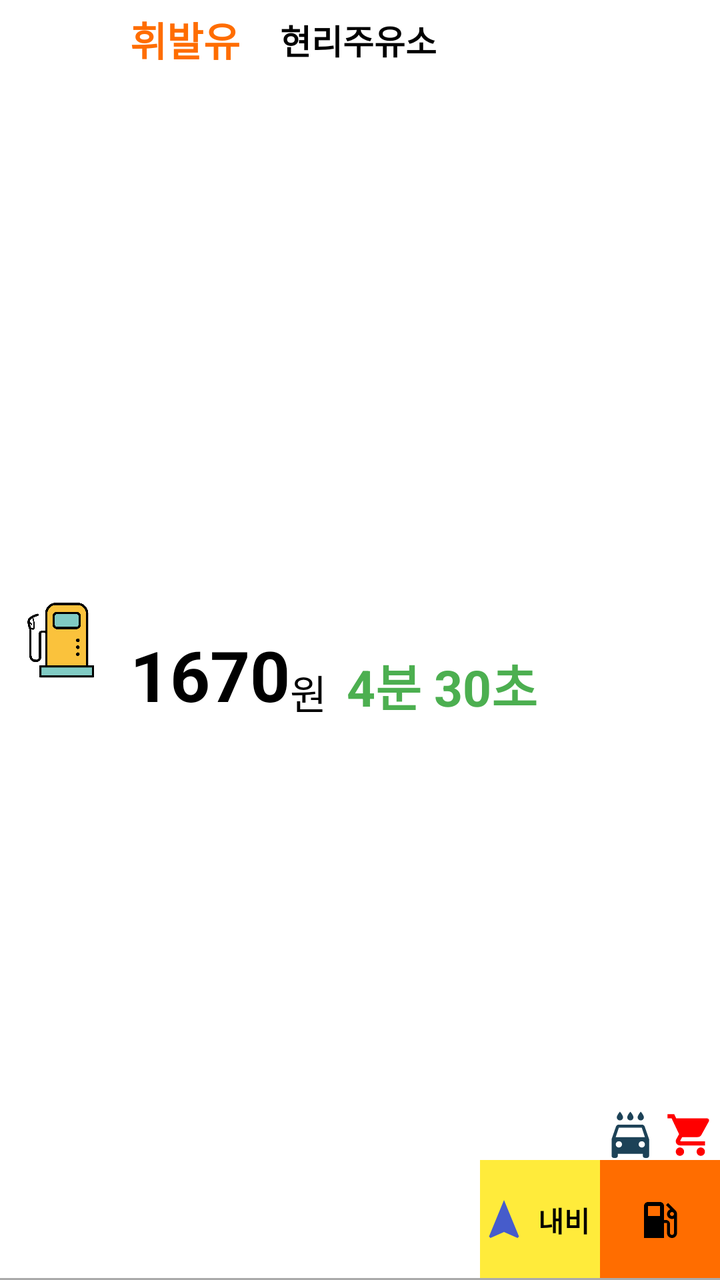
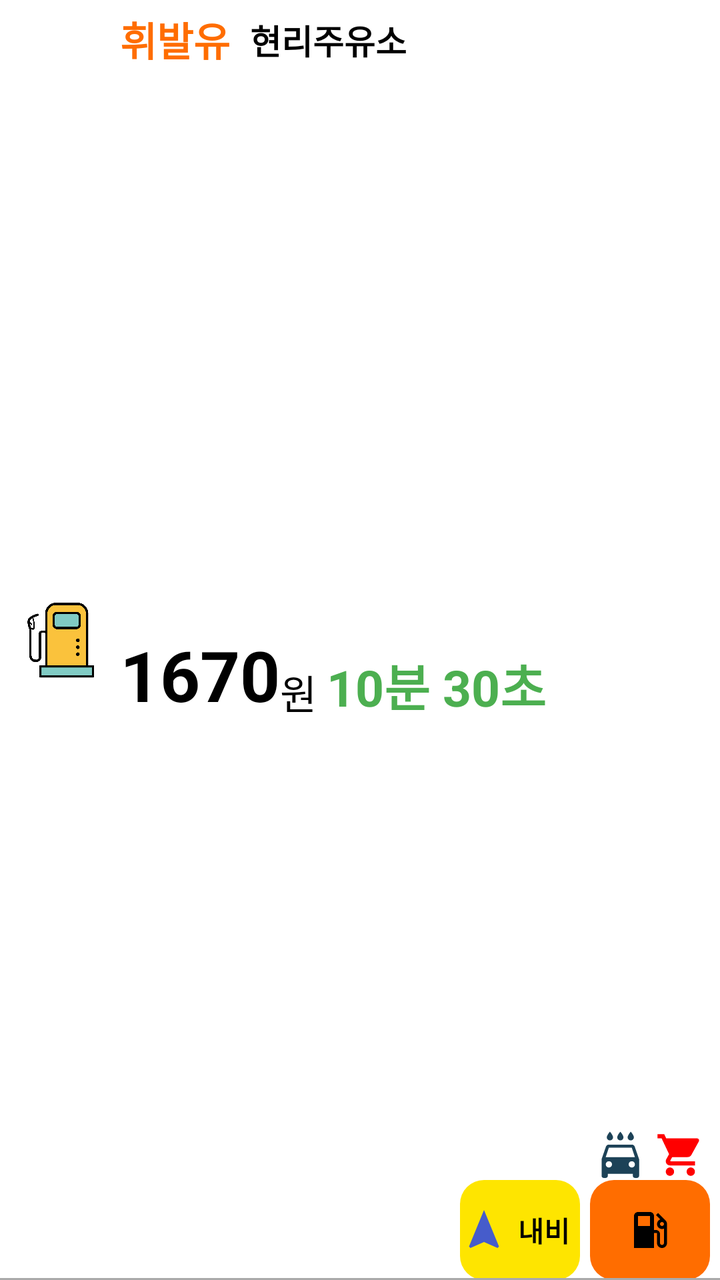

Screens rendered from an Android XML layout before and after an edit, with the pre-edit source and the edit as a unified diff.
<!-- AndroidManifest.xml: application theme Theme.AppCompat.NoActionBar -->
<!-- res/layout/item_recyclerview.xml -->
<?xml version="1.0" encoding="utf-8"?>
<layout xmlns:android="http://schemas.android.com/apk/res/android"
    xmlns:app="http://schemas.android.com/apk/res-auto">

    <data></data>

    <androidx.constraintlayout.widget.ConstraintLayout
        android:layout_width="match_parent"
        android:layout_height="100dp"
        android:background="@color/white">


        <ImageView
            android:id="@+id/oil_image"
            android:layout_width="50dp"
            android:layout_height="50dp"
            android:layout_marginStart="5dp"
            android:contentDescription="@string/gas_station_img"
            android:src="@drawable/oil_2"
            app:layout_constraintBottom_toBottomOf="parent"
            app:layout_constraintStart_toStartOf="parent"
            app:layout_constraintTop_toTopOf="parent" />

        <TextView
            android:id="@+id/oil_kind"
            android:layout_width="wrap_content"
            android:layout_height="wrap_content"
            android:layout_marginStart="10dp"
            android:layout_marginTop="5dp"
            android:text="휘발유"
            android:textColor="@color/app_background"
            android:textSize="20sp"
            android:textStyle="bold"
            app:layout_constraintStart_toEndOf="@+id/oil_image"
            app:layout_constraintTop_toTopOf="parent" />

        <TextView
            android:id="@+id/name"
            android:layout_width="wrap_content"
            android:layout_height="wrap_content"
            android:layout_marginStart="20dp"
            android:text="현리주유소"
            android:textColor="@color/black"
            android:textSize="17sp"
            android:textStyle="bold"
            app:layout_constraintBottom_toBottomOf="@+id/oil_kind"
            app:layout_constraintStart_toEndOf="@+id/oil_kind"
            app:layout_constraintTop_toTopOf="@+id/oil_kind" />


        <TextView
            android:id="@+id/price"
            android:layout_width="wrap_content"
            android:layout_height="wrap_content"
            android:layout_marginStart="10dp"
            android:gravity="center_vertical"
            android:text="1670"
            android:textColor="#000000"
            android:textSize="35sp"
            android:textStyle="bold"
            app:layout_constraintBottom_toBottomOf="parent"
            app:layout_constraintStart_toEndOf="@+id/oil_image"
            app:layout_constraintTop_toBottomOf="@+id/oil_kind" />

        <TextView
            android:id="@+id/textView4"
            android:layout_width="wrap_content"
            android:layout_height="wrap_content"
            android:text="@string/won"
            android:textColor="#000000"
            android:textSize="20sp"
            app:layout_constraintBottom_toBottomOf="@+id/price"
            app:layout_constraintStart_toEndOf="@+id/price" />

        <TextView
            android:id="@+id/distance"
            android:layout_width="0dp"
            android:layout_height="wrap_content"
            android:layout_marginStart="10dp"
            android:text="4분 30초"
            android:textColor="#4CAF50"
            android:textSize="25sp"
            android:textStyle="bold"
            app:layout_constraintBottom_toBottomOf="@+id/price"
            app:layout_constraintStart_toEndOf="@+id/textView4" />

        <TextView
            android:id="@+id/navi_button_kakao"
            android:layout_width="60dp"
            android:layout_height="60dp"
            android:background="@color/kakao_background"
            android:gravity="center"
            android:text="@string/navi"
            android:textColor="@color/black"
            android:textStyle="bold"
            app:drawableStartCompat="@drawable/navi_blue"
            app:layout_constraintBottom_toBottomOf="parent"
            app:layout_constraintEnd_toStartOf="@+id/intelButton" />

        <ImageButton
            android:id="@+id/intelButton"
            android:layout_width="60dp"
            android:layout_height="60dp"
            android:background="@color/app_background"
            android:contentDescription="@string/gas_station_info_detail"
            android:src="@drawable/gas"
            app:layout_constraintBottom_toBottomOf="parent"
            app:layout_constraintEnd_toEndOf="parent"
            app:layout_constraintTop_toTopOf="@+id/navi_button_kakao" />


        <ImageView
            android:id="@+id/carWashStore"
            android:layout_width="30dp"
            android:layout_height="25dp"
            android:contentDescription="@string/car_wash_exist"
            android:src="@drawable/car_wash"
            app:layout_constraintBottom_toTopOf="@+id/intelButton"
            app:layout_constraintStart_toStartOf="@+id/intelButton" />

        <ImageView
            android:id="@+id/conStore"
            android:layout_width="30dp"
            android:layout_height="25dp"
            android:contentDescription="@string/convenience_store_exist"
            android:src="@drawable/convenstore"
            app:layout_constraintBottom_toBottomOf="@+id/carWashStore"
            app:layout_constraintStart_toEndOf="@+id/carWashStore"
            app:layout_constraintTop_toTopOf="@+id/carWashStore" />

        <View
            android:layout_width="match_parent"
            android:layout_height="1dp"
            android:background="#aaa"
            app:layout_constraintBottom_toBottomOf="parent"
            app:layout_constraintEnd_toEndOf="parent"
            app:layout_constraintStart_toStartOf="parent" />


    </androidx.constraintlayout.widget.ConstraintLayout>

</layout>
<!-- resources referenced by this layout -->
<resources>
  <color name="app_background">#FF6D00</color>
  <color name="black">#FF000000</color>
  <color name="kakao_background">#FFEB3B</color>
  <color name="white">#FFFFFFFF</color>
  <!-- drawable car_wash (drawable) -->
  <vector android:height="24dp" android:tint="#1D4257"
      android:viewportHeight="24" android:viewportWidth="24"
      android:width="24dp" xmlns:android="http://schemas.android.com/apk/res/android">
      <path android:fillColor="@android:color/white" android:pathData="M17,5c0.83,0 1.5,-0.67 1.5,-1.5 0,-1 -1.5,-2.7 -1.5,-2.7s-1.5,1.7 -1.5,2.7c0,0.83 0.67,1.5 1.5,1.5zM12,5c0.83,0 1.5,-0.67 1.5,-1.5 0,-1 -1.5,-2.7 -1.5,-2.7s-1.5,1.7 -1.5,2.7c0,0.83 0.67,1.5 1.5,1.5zM7,5c0.83,0 1.5,-0.67 1.5,-1.5C8.5,2.5 7,0.8 7,0.8S5.5,2.5 5.5,3.5C5.5,4.33 6.17,5 7,5zM18.92,8.01C18.72,7.42 18.16,7 17.5,7h-11c-0.66,0 -1.21,0.42 -1.42,1.01L3,14v8c0,0.55 0.45,1 1,1h1c0.55,0 1,-0.45 1,-1v-1h12v1c0,0.55 0.45,1 1,1h1c0.55,0 1,-0.45 1,-1v-8l-2.08,-5.99zM6.5,18c-0.83,0 -1.5,-0.67 -1.5,-1.5S5.67,15 6.5,15s1.5,0.67 1.5,1.5S7.33,18 6.5,18zM17.5,18c-0.83,0 -1.5,-0.67 -1.5,-1.5s0.67,-1.5 1.5,-1.5 1.5,0.67 1.5,1.5 -0.67,1.5 -1.5,1.5zM5,13l1.5,-4.5h11L19,13L5,13z"/>
  </vector>
  <!-- drawable convenstore (drawable) -->
  <vector android:height="24dp" android:tint="#FF0000"
      android:viewportHeight="24" android:viewportWidth="24"
      android:width="24dp" xmlns:android="http://schemas.android.com/apk/res/android">
      <path android:fillColor="@android:color/white" android:pathData="M7,18c-1.1,0 -1.99,0.9 -1.99,2S5.9,22 7,22s2,-0.9 2,-2 -0.9,-2 -2,-2zM1,2v2h2l3.6,7.59 -1.35,2.45c-0.16,0.28 -0.25,0.61 -0.25,0.96 0,1.1 0.9,2 2,2h12v-2L7.42,15c-0.14,0 -0.25,-0.11 -0.25,-0.25l0.03,-0.12 0.9,-1.63h7.45c0.75,0 1.41,-0.41 1.75,-1.03l3.58,-6.49c0.08,-0.14 0.12,-0.31 0.12,-0.48 0,-0.55 -0.45,-1 -1,-1L5.21,4l-0.94,-2L1,2zM17,18c-1.1,0 -1.99,0.9 -1.99,2s0.89,2 1.99,2 2,-0.9 2,-2 -0.9,-2 -2,-2z"/>
  </vector>
  <!-- drawable gas (drawable) -->
  <vector android:height="24dp" android:tint="#000000"
      android:viewportHeight="24" android:viewportWidth="24"
      android:width="24dp" xmlns:android="http://schemas.android.com/apk/res/android">
      <path android:fillColor="@android:color/white" android:pathData="M19.77,7.23l0.01,-0.01 -3.72,-3.72L15,4.56l2.11,2.11c-0.94,0.36 -1.61,1.26 -1.61,2.33 0,1.38 1.12,2.5 2.5,2.5 0.36,0 0.69,-0.08 1,-0.21v7.21c0,0.55 -0.45,1 -1,1s-1,-0.45 -1,-1L17,14c0,-1.1 -0.9,-2 -2,-2h-1L14,5c0,-1.1 -0.9,-2 -2,-2L6,3c-1.1,0 -2,0.9 -2,2v16h10v-7.5h1.5v5c0,1.38 1.12,2.5 2.5,2.5s2.5,-1.12 2.5,-2.5L20.5,9c0,-0.69 -0.28,-1.32 -0.73,-1.77zM12,10L6,10L6,5h6v5zM18,10c-0.55,0 -1,-0.45 -1,-1s0.45,-1 1,-1 1,0.45 1,1 -0.45,1 -1,1z"/>
  </vector>
  <!-- drawable navi_blue (drawable) -->
  <vector android:height="24dp" android:tint="#465CCB"
      android:viewportHeight="24" android:viewportWidth="24"
      android:width="24dp" xmlns:android="http://schemas.android.com/apk/res/android">
      <path android:fillColor="@android:color/white" android:pathData="M12,2L4.5,20.29l0.71,0.71L12,18l6.79,3 0.71,-0.71z"/>
  </vector>
  <!-- drawable oil_2: png bitmap (drawable, 16014 bytes) -->
  <string name="car_wash_exist">세차장 유무</string>
  <string name="convenience_store_exist">편의점 유무</string>
  <string name="gas_station_img">주유소 이미지</string>
  <string name="gas_station_info_detail">주유소 상세 정보</string>
  <string name="navi">내비</string>
  <string name="won">원</string>
</resources>

<!-- the commit's change to res/layout/item_recyclerview.xml (unified diff, before → after) -->
@@ -25,7 +25,7 @@
             android:id="@+id/oil_kind"
             android:layout_width="wrap_content"
             android:layout_height="wrap_content"
-            android:layout_marginStart="10dp"
+            android:layout_marginStart="5dp"
             android:layout_marginTop="5dp"
             android:text="휘발유"
             android:textColor="@color/app_background"
@@ -38,7 +38,7 @@
             android:id="@+id/name"
             android:layout_width="wrap_content"
             android:layout_height="wrap_content"
-            android:layout_marginStart="20dp"
+            android:layout_marginStart="10dp"
             android:text="현리주유소"
             android:textColor="@color/black"
             android:textSize="17sp"
@@ -52,7 +52,7 @@
             android:id="@+id/price"
             android:layout_width="wrap_content"
             android:layout_height="wrap_content"
-            android:layout_marginStart="10dp"
+            android:layout_marginStart="5dp"
             android:gravity="center_vertical"
             android:text="1670"
             android:textColor="#000000"
@@ -76,8 +76,8 @@
             android:id="@+id/distance"
             android:layout_width="0dp"
             android:layout_height="wrap_content"
-            android:layout_marginStart="10dp"
-            android:text="4분 30초"
+            android:layout_marginStart="5dp"
+            android:text="10분 30초"
             android:textColor="#4CAF50"
             android:textSize="25sp"
             android:textStyle="bold"
@@ -87,8 +87,9 @@
         <TextView
             android:id="@+id/navi_button_kakao"
             android:layout_width="60dp"
-            android:layout_height="60dp"
-            android:background="@color/kakao_background"
+            android:layout_height="50dp"
+            android:layout_marginEnd="5dp"
+            android:background="@drawable/kaka_navi_background"
             android:gravity="center"
             android:text="@string/navi"
             android:textColor="@color/black"
@@ -100,8 +101,9 @@
         <ImageButton
             android:id="@+id/intelButton"
             android:layout_width="60dp"
-            android:layout_height="60dp"
-            android:background="@color/app_background"
+            android:layout_height="50dp"
+            android:layout_marginEnd="5dp"
+            android:background="@drawable/gas_station_detail_background"
             android:contentDescription="@string/gas_station_info_detail"
             android:src="@drawable/gas"
             app:layout_constraintBottom_toBottomOf="parent"
<!-- resource entries referenced after the edit -->
@@ -2,7 +2,6 @@
 <resources>
   <color name="app_background">#FF6D00</color>
   <color name="black">#FF000000</color>
-  <color name="kakao_background">#FFEB3B</color>
   <color name="white">#FFFFFFFF</color>
   <!-- drawable car_wash (drawable) -->
   <vector android:height="24dp" android:tint="#1D4257"
@@ -22,6 +21,26 @@
       android:width="24dp" xmlns:android="http://schemas.android.com/apk/res/android">
       <path android:fillColor="@android:color/white" android:pathData="M19.77,7.23l0.01,-0.01 -3.72,-3.72L15,4.56l2.11,2.11c-0.94,0.36 -1.61,1.26 -1.61,2.33 0,1.38 1.12,2.5 2.5,2.5 0.36,0 0.69,-0.08 1,-0.21v7.21c0,0.55 -0.45,1 -1,1s-1,-0.45 -1,-1L17,14c0,-1.1 -0.9,-2 -2,-2h-1L14,5c0,-1.1 -0.9,-2 -2,-2L6,3c-1.1,0 -2,0.9 -2,2v16h10v-7.5h1.5v5c0,1.38 1.12,2.5 2.5,2.5s2.5,-1.12 2.5,-2.5L20.5,9c0,-0.69 -0.28,-1.32 -0.73,-1.77zM12,10L6,10L6,5h6v5zM18,10c-0.55,0 -1,-0.45 -1,-1s0.45,-1 1,-1 1,0.45 1,1 -0.45,1 -1,1z"/>
   </vector>
+  <!-- drawable gas_station_detail_background (drawable) -->
+  <?xml version="1.0" encoding="utf-8"?>
+  <shape xmlns:android="http://schemas.android.com/apk/res/android"
+      android:shape="rectangle">
+  
+      <corners android:radius="12dp" />
+  
+      <solid android:color="@color/app_background" />
+  
+  </shape>
+  <!-- drawable kaka_navi_background (drawable) -->
+  <?xml version="1.0" encoding="utf-8"?>
+  <shape xmlns:android="http://schemas.android.com/apk/res/android"
+      android:shape="rectangle">
+  
+      <corners android:radius="12dp" />
+  
+      <solid android:color="#FEE500" />
+  
+  </shape>
   <!-- drawable navi_blue (drawable) -->
   <vector android:height="24dp" android:tint="#465CCB"
       android:viewportHeight="24" android:viewportWidth="24"
